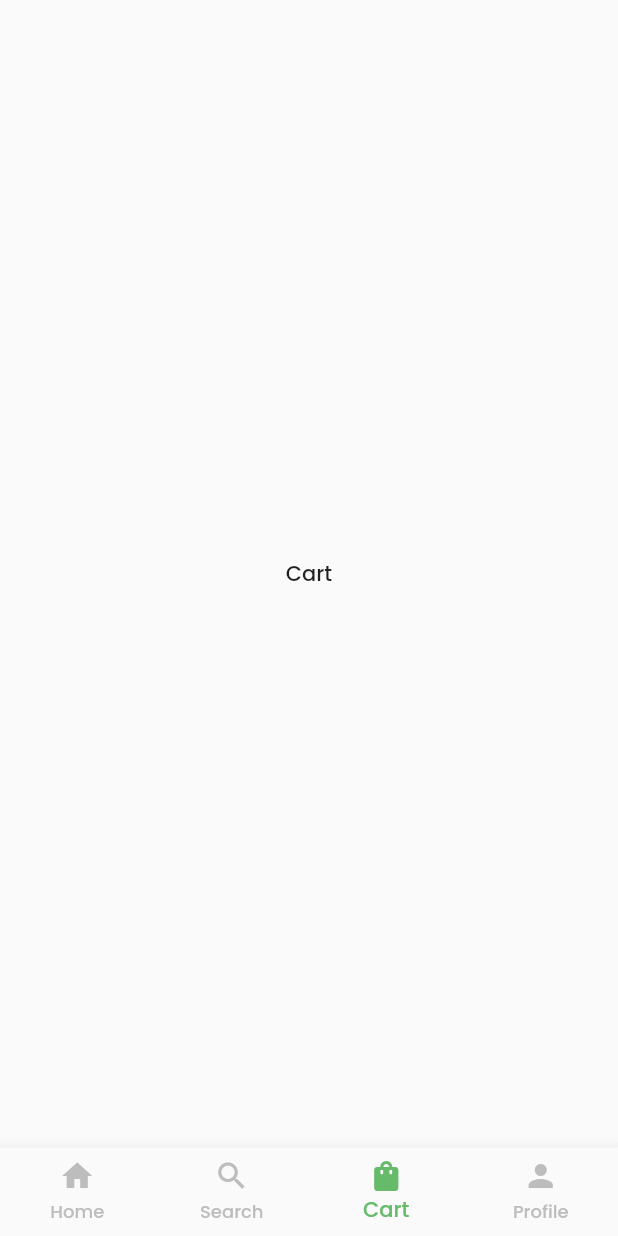
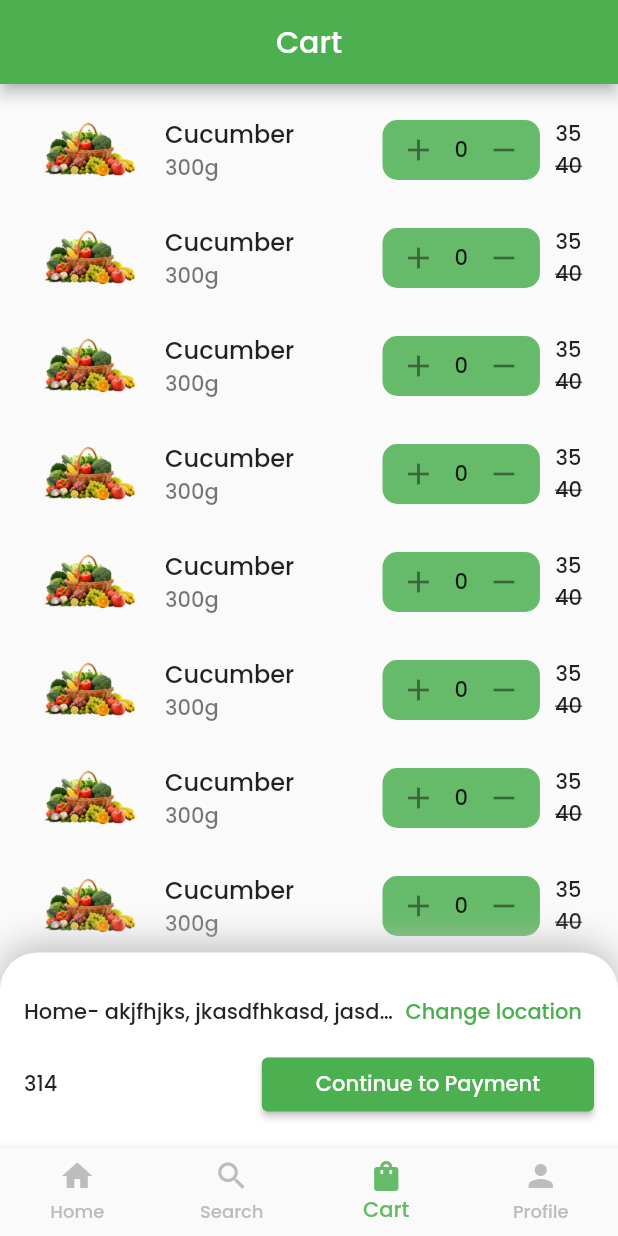
Before and after one commit to Anaskp/storeapp, a Flutter app: the screen it shows after launch, item 3 of the bottom bar chosen, on a phone screen of 412 x 824 dp. Run offline on Flutter 3.47's test engine with Material 2 defaults, Android fonts, the phone set to English and light mode, and no system bars; our stand-ins replace carousel_slider; network calls fail.

Commit message:
cart page ui started

```diff
--- a/lib/screens/cart_screen.dart
+++ b/lib/screens/cart_screen.dart
@@ -1,12 +1,138 @@
-import 'package:flutter/cupertino.dart';
+import 'package:flutter/material.dart';
 
 class CartScreen extends StatelessWidget {
   const CartScreen({Key? key}) : super(key: key);
 
   @override
   Widget build(BuildContext context) {
-    return Center(
-      child: Text('Cart'),
+    return Scaffold(
+      appBar: AppBar(
+        title: Text('Cart'),
+        centerTitle: true,
+      ),
+      bottomNavigationBar: Container(
+        height: 130,
+        decoration: BoxDecoration(
+          color: Colors.white,
+          borderRadius: BorderRadius.only(
+            topLeft: Radius.circular(25),
+            topRight: Radius.circular(25),
+          ),
+          boxShadow: [
+            BoxShadow(
+              color: Colors.grey[400]!,
+              offset: Offset(0, -5),
+              blurRadius: 20,
+            ),
+          ],
+        ),
+        child: Padding(
+          padding: const EdgeInsets.all(16),
+          child: Column(
+            crossAxisAlignment: CrossAxisAlignment.start,
+            children: [
+              Row(
+                children: [
+                  Expanded(
+                    child: Text(
+                      'Home- akjfhjks, jkasdfhkasd, jasdfhkasd dfhkasd',
+                      overflow: TextOverflow.ellipsis,
+                    ),
+                  ),
+                  TextButton(
+                    onPressed: () {},
+                    child: Text('Change location'),
+                  ),
+                ],
+              ),
+              Row(
+                mainAxisAlignment: MainAxisAlignment.spaceBetween,
+                children: [
+                  Text('314'),
+                  ElevatedButton(
+                    onPressed: () {},
+                    child: Padding(
+                      padding: const EdgeInsets.symmetric(
+                        horizontal: 20,
+                      ),
+                      child: Text('Continue to Payment'),
+                    ),
+                  ),
+                ],
+              ),
+            ],
+          ),
+        ),
+      ),
+      body: SingleChildScrollView(
+        child: Padding(
+          padding: const EdgeInsets.all(8),
+          child: Column(
+            children: [
+              ListView.builder(
+                physics: NeverScrollableScrollPhysics(),
+                shrinkWrap: true,
+                itemCount: 10,
+                itemBuilder: ((context, index) {
+                  return ListTile(
+                    title: Text('Cucumber'),
+                    subtitle: Text('300g'),
+                    leading: Image.asset(
+                      'assets/images/veg.png',
+                      width: 70,
+                    ),
+                    trailing: Row(
+                      mainAxisSize: MainAxisSize.min,
+                      children: [
+                        Container(
+                          height: 40,
+                          decoration: BoxDecoration(
+                            color: Theme.of(context).primaryColor,
+                            borderRadius: BorderRadius.circular(10),
+                          ),
+                          child: Row(
+                            mainAxisAlignment: MainAxisAlignment.spaceBetween,
+                            children: [
+                              IconButton(
+                                onPressed: () {},
+                                icon: Icon(
+                                  Icons.add,
+                                ),
+                              ),
+                              Text('0'),
+                              IconButton(
+                                onPressed: () {},
+                                icon: Icon(
+                                  Icons.remove,
+                                ),
+                              ),
+                            ],
+                          ),
+                        ),
+                        SizedBox(
+                          width: 10,
+                        ),
+                        Column(
+                          mainAxisAlignment: MainAxisAlignment.center,
+                          children: [
+                            Text('35'),
+                            Text(
+                              '40',
+                              style: TextStyle(
+                                decoration: TextDecoration.lineThrough,
+                              ),
+                            ),
+                          ],
+                        )
+                      ],
+                    ),
+                  );
+                }),
+              ),
+            ],
+          ),
+        ),
+      ),
     );
   }
 }
--- a/lib/screens/product_detail_screen.dart
+++ b/lib/screens/product_detail_screen.dart
@@ -117,7 +117,7 @@ class ProductDetailScreen extends StatelessWidget {
                 ),
               ),
               Container(
-                height: 270,
+                height: 250,
                 color: Colors.green[50],
                 child: Column(
                   crossAxisAlignment: CrossAxisAlignment.start,
@@ -139,7 +139,7 @@ class ProductDetailScreen extends StatelessWidget {
                       height: 10,
                     ),
                     SizedBox(
-                      height: 200,
+                      height: 180,
                       width: double.infinity,
                       child: ListView.separated(
                         physics: const BouncingScrollPhysics(),
@@ -158,7 +158,7 @@ class ProductDetailScreen extends StatelessWidget {
                             );
                           } else {
                             return Container(
-                              width: 160,
+                              width: 140,
                               decoration: BoxDecoration(
                                 boxShadow: [
                                   BoxShadow(
--- a/lib/screens/profile_screen.dart
+++ b/lib/screens/profile_screen.dart
@@ -28,7 +28,7 @@ class ProfileScreen extends StatelessWidget {
                   tileWidget(
                     Icons.shopping_bag,
                     'Orders',
-                    ProfileDetailScreen(),
+                    OrderScreen(),
                     context,
                   ),
                   tileWidget(
--- a/lib/screens/screens.dart
+++ b/lib/screens/screens.dart
@@ -6,3 +6,4 @@ export 'search_screen.dart';
 export 'category_detail_screen.dart';
 export 'product_detail_screen.dart';
 export 'profile_detail_screen.dart';
+export 'order_screen.dart';
--- a/pubspec.yaml
+++ b/pubspec.yaml
@@ -35,6 +35,7 @@ dependencies:
   # Use with the CupertinoIcons class for iOS style icons.
   cupertino_icons: ^1.0.2
   carousel_slider: ^4.1.1
+
 
 dev_dependencies:
   flutter_test:
```
Also changed, not shown: lib/screens/order_screen.dart (added, +94 -0 lines), pubspec.lock.
